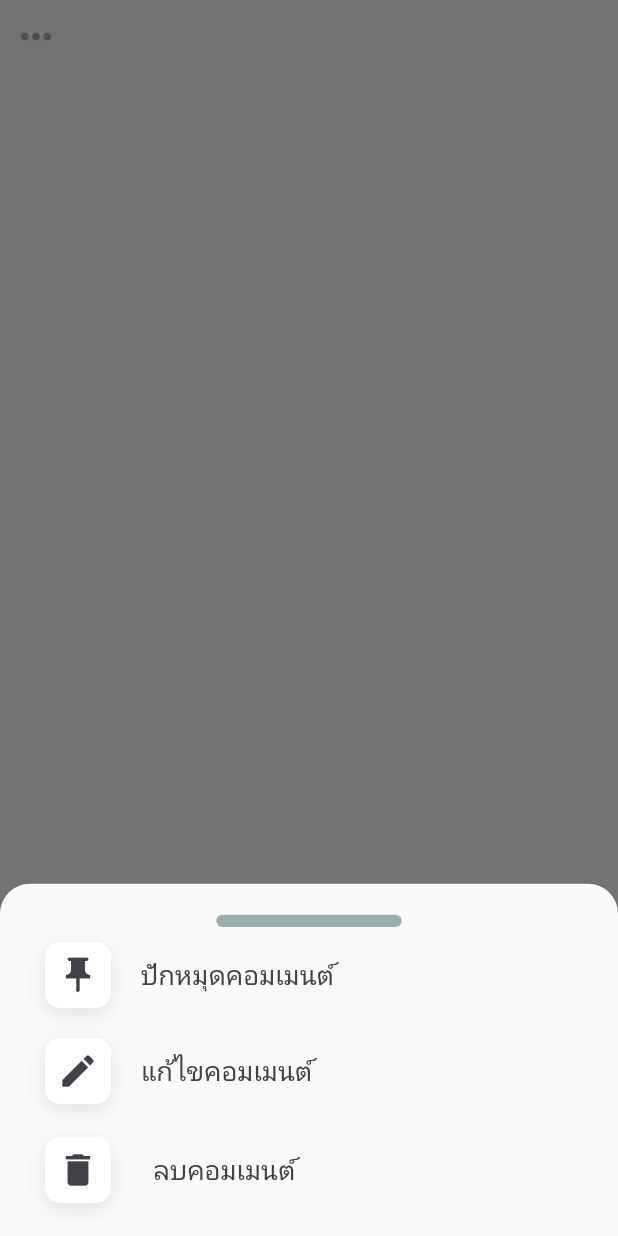
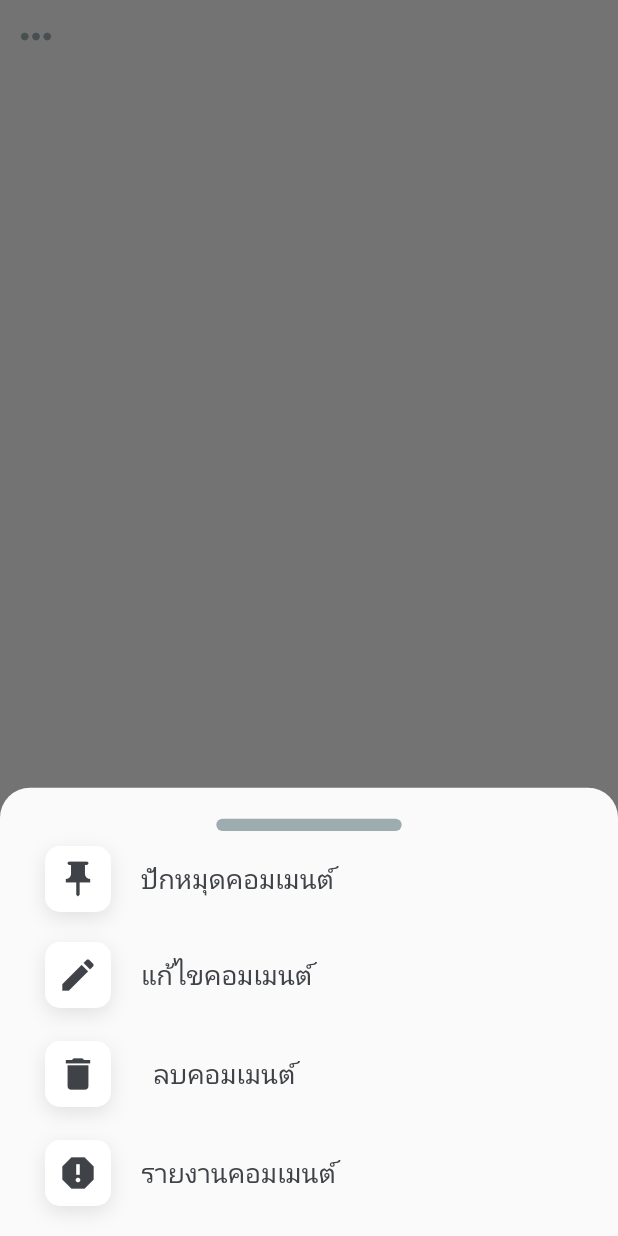
Before and after one commit to aofattaporn/jitD_fronted, a Flutter app: the CommentModal widget shown alone on an empty page, opened directly with empty values, after a tap on the "keyboard control" icon, on a phone screen of 412 x 824 dp. Run offline on Flutter 3.47's test engine with Material 2 defaults, Android fonts, the phone set to English and light mode, and no system bars; our stand-ins replace bloc, equatable, firebase_auth, firebase_core, flutter_bloc, flutter_slidable and 9 more; missing offline and left inert: flutter_facebook_auth; accounts and stored records are empty; network calls fail; Roboto replaces fonts that are missing (Bai Jamjuree).

Commit message:
Make PinComment RealTime

```diff
--- a/lib/src/blocs/comment/comment_event.dart
+++ b/lib/src/blocs/comment/comment_event.dart
@@ -72,8 +72,9 @@ class SortCommentByLike extends CommentEvent{
 class PinComment extends CommentEvent {
   final String? _commentId;
   final String? _postId;
+  final String? _index;
 
-  const PinComment(this._commentId, this._postId);
+  const PinComment(this._commentId, this._postId, this._index);
 
   @override
   List<Object> get props => [];
@@ -82,8 +83,9 @@ class PinComment extends CommentEvent {
 class UnPinComment extends CommentEvent {
   final String? _commentId;
   final String? _postId;
+  final String? _index;
 
-  const UnPinComment(this._commentId, this._postId);
+  const UnPinComment(this._commentId, this._postId, this._index);
 
   @override
   List<Object> get props => [];
--- a/lib/src/blocs/comment/comment_state.dart
+++ b/lib/src/blocs/comment/comment_state.dart
@@ -1,6 +1,5 @@
 import 'package:equatable/equatable.dart';
 import 'package:flutter/cupertino.dart';
-import 'package:jitd_client/src/blocs/comment/comment_bloc.dart';
 
 import '../../data/models/comment_model.dart';
 
@@ -153,3 +152,14 @@ class SortedCommentByLike extends CommentState{
   @override
   List<Object?> get props => [];
 }
+
+class PinCommentState extends CommentState {
+  PinCommentState(List<CommentModel> _comment) {
+    super.comment = _comment;
+  }
+
+  @override
+  List<CommentModel> get comment => super.comment;
+  @override
+  List<Object?> get props => [];
+}
--- a/lib/src/data/respository/comment_repository.dart
+++ b/lib/src/data/respository/comment_repository.dart
@@ -78,7 +78,7 @@ class CommentRepository {
     }
   }
 
-  Future<String> pinComment(String? postId, String? commentId) async {
+  Future<String> pinComment(String? postId, String? commentId, String? index) async {
     String? token = await FirebaseAuth.instance.currentUser?.getIdToken();
     final response = await http.put(
         Uri.parse("${globalUrl}v1/comments/$commentId/post/$postId/pin"),
@@ -94,7 +94,7 @@ class CommentRepository {
     }
   }
 
-  Future<String> unpinComment(String? postId, String? commentId) async {
+  Future<String> unpinComment(String? postId, String? commentId, String? index) async {
     String? token = await FirebaseAuth.instance.currentUser?.getIdToken();
     final response = await http.put(
         Uri.parse("${globalUrl}v1/comments/$commentId/post/$postId/unpin"),
--- a/lib/src/screens/Utilities/CommentModal.dart
+++ b/lib/src/screens/Utilities/CommentModal.dart
@@ -17,6 +17,7 @@ class CommentModal extends StatefulWidget {
   final String? date;
   final String? postUserId;
   final bool? isPin;
+  final String? commentIndex;
   final CommentBloc commentBloc;
 
   const CommentModal(
@@ -28,6 +29,7 @@ class CommentModal extends StatefulWidget {
       required this.date,
       required this.postUserId,
       required this.isPin,
+      required this.commentIndex,
       required this.commentBloc})
       : super(key: key);
 
@@ -69,6 +71,7 @@ class _CommentModalState extends State<CommentModal> {
                   if (currentID == widget.postUserId) pinningComment(),
                   if (currentID == widget.userId) editingComment(context),
                   if (currentID == widget.userId) deletingComment(context),
+                  reportingComment()
                 ],
               );
             },
@@ -81,17 +84,58 @@ class _CommentModalState extends State<CommentModal> {
         ));
   }
 
+  Padding reportingComment() {
+    return Padding(
+      padding: const EdgeInsets.only(top: 10, bottom: 20),
+      child: Row(
+        children: [
+          Padding(
+            padding: const EdgeInsetsDirectional.fromSTEB(30, 0, 20, 0),
+            child: Container(
+              decoration: const BoxDecoration(
+                  color: Colors.white,
+                  boxShadow: [
+                    BoxShadow(
+                      blurRadius: 10,
+                      color: Color.fromRGBO(0, 0, 0, 0.1),
+                      offset: Offset(0, 4),
+                    )
+                  ],
+                  borderRadius:
+                      BorderRadiusDirectional.all(Radius.circular(10))),
+              child: const Padding(
+                  padding: EdgeInsetsDirectional.all(8),
+                  child: Icon(
+                    Icons.report,
+                    size: 28,
+                    color: textColor2,
+                  )),
+            ),
+          ),
+          Text(
+            "รายงานคอมเมนต์",
+            style: GoogleFonts.getFont("Bai Jamjuree",
+                fontSize: 18, color: textColor2),
+          ),
+        ],
+      ),
+    );
+  }
+
   Padding pinningComment() {
     return Padding(
       padding: const EdgeInsets.only(top: 10, bottom: 10),
       child: GestureDetector(
         onTap: () {
           if (widget.isPin == false || widget.isPin == null) {
-            widget.commentBloc.add(PinComment(widget.commentId, widget.postId));
-          } else {
-            widget.commentBloc
-                .add(UnPinComment(widget.commentId, widget.postId));
+            widget.commentBloc.add(PinComment(
+                widget.commentId, widget.postId, widget.commentIndex));
+          } else if (widget.isPin == true) {
+            widget.commentBloc.add(UnPinComment(
+                widget.commentId, widget.postId, widget.commentIndex));
           }
+          widget.commentBloc.add(SortCommentByDate("เรียงตามใหม่ล่าสุด"));
+          Navigator.pop(context);
         },
         child: Row(
           children: [
@@ -138,7 +182,7 @@ class _CommentModalState extends State<CommentModal> {
 
   Padding deletingComment(BuildContext context) {
     return Padding(
-      padding: const EdgeInsets.only(top: 10, bottom: 20),
+      padding: const EdgeInsets.only(top: 10, bottom: 10),
       child: GestureDetector(
           onTap: () {},
           child: Row(
--- a/lib/src/screens/Utilities/buildComment.dart
+++ b/lib/src/screens/Utilities/buildComment.dart
@@ -50,6 +50,7 @@ Widget buildComment(
                   date: model[index].Date ?? DateTime.now().toString(),
                   isLike: model[index].isLike,
                   isPin: model[index].isPin,
+                  commentIndex: index.toString(),
                   postUserId: postUserId,
                   commentBloc: commentBloc,
                 ),
--- a/lib/src/screens/post/ViewPost.dart
+++ b/lib/src/screens/post/ViewPost.dart
@@ -426,7 +426,8 @@ class ViewPostState extends State<ViewPost> {
                   state is SortedCommentByLike ||
                   state is LoadedComment ||
                   state is CommentSuccess ||
-                  state is LoadedComment) {
+                  state is LoadedComment ||
+                  state is PinCommentState) {
                 return Column(
                   children: [
                     buildComment(context, state.comment, _commentBloc, widget.userId!),
```
Also changed, not shown: lib/src/blocs/comment/comment_bloc.dart (+6 -6 lines), lib/src/screens/comment/CommentBox.dart (+15 -0 lines).
